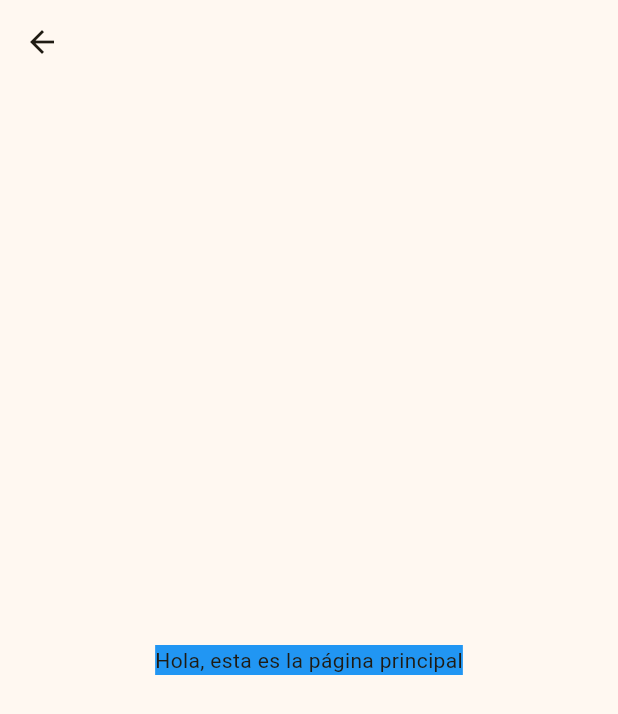
After one commit to IsabelChacon1/Login_AppDemo, a Flutter app: the PrincipalScr screen opened directly, on a phone screen of 412 x 824 dp. The commit adds this screen. Shown: the top 714 px of the screen. Run offline on Flutter 3.47's test engine with Material 2 defaults, Android fonts, the phone set to English and light mode, and no system bars.

```diff
--- a/lib/main.dart
+++ b/lib/main.dart
@@ -1,6 +1,6 @@
 import 'package:flutter/material.dart';
-import 'package:login_app/login.dart';
-import 'package:login_app/registro.dart';
+import 'package:login_app/screens/login.dart';
+import 'package:login_app/screens/registro.dart';
 
 void main() {
   runApp(const MyApp());
--- /dev/null
+++ b/lib/screens/principal.dart
@@ -0,0 +1,18 @@
+import 'package:flutter/material.dart';
+
+class PrincipalScr extends StatelessWidget {
+  const PrincipalScr({super.key});
+
+  @override
+  Widget build(BuildContext context) {
+    return Scaffold(
+      appBar: AppBar(),
+      body: Center(
+        child: Container(
+          color: Colors.blue,
+          child: Text('Hola, esta es la página principal'),
+        ),
+      ),
+    );
+  }
+}
--- a/lib/registro.dart
+++ b/lib/screens/registro.dart
@@ -1,5 +1,6 @@
 import 'package:flutter/material.dart';
-import 'package:login_app/login.dart';
+import 'package:login_app/screens/login.dart';
+import 'package:login_app/screens/principal.dart';
 
 class RegistroPage extends StatelessWidget {
   RegistroPage({super.key});
@@ -48,6 +49,7 @@ class RegistroPage extends StatelessWidget {
             TextField(
               controller: _emailController,
               decoration: const InputDecoration(
+                hintText: 'ejemplo@gmail.com',
                 labelText: 'Email',
                 labelStyle: TextStyle(
                   fontSize: 20,
@@ -89,6 +91,8 @@ class RegistroPage extends StatelessWidget {
               ),
               onPressed: () async {
                 //Aquí la validación
+                //Si requisitos ok mandalo a principal
+                PrincipalScr();
               },
               child: const Text(
                 'Registrar',
```
Also changed, not shown: lib/providers/login_form_provider.dart (added, +24 -0 lines), lib/screens/login.dart (renamed from lib/login.dart, +29 -3 lines).
